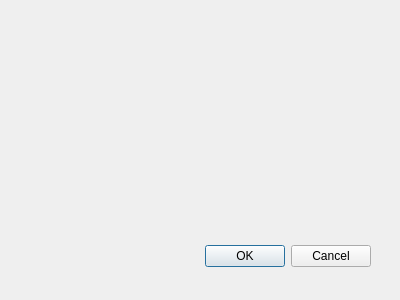
TheMoerp/external_csgo_cheat, file sources/GUI/dialog.ui: the form before one commit.
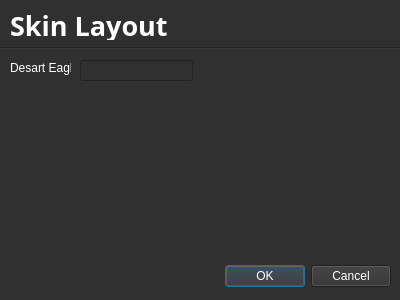
The form after the commit.

Commit message: main gui prototype ui

```diff
--- a/sources/GUI/dialog.ui
+++ b/sources/GUI/dialog.ui
@@ -15,11 +15,16 @@
   <property name="windowTitle" >
    <string>Dialog</string>
   </property>
-  <widget class="QDialogButtonBox" name="buttonBox" >
-   <property name="geometry" >
+  <property name="styleSheet">
+   <string notr="true">background-color: rgb(48, 48, 48);
+color: rgb(255, 255, 255);
+QCheckBox:rgb(255, 255, 255);</string>
+  </property>
+  <widget class="QDialogButtonBox" name="buttonBox">
+   <property name="geometry">
     <rect>
-     <x>30</x>
-     <y>240</y>
+     <x>50</x>
+     <y>260</y>
      <width>341</width>
      <height>32</height>
     </rect>
@@ -31,6 +36,63 @@
     <set>QDialogButtonBox::Cancel|QDialogButtonBox::Ok</set>
    </property>
   </widget>
+  <widget class="QLabel" name="label">
+   <property name="geometry">
+    <rect>
+     <x>10</x>
+     <y>10</y>
+     <width>181</width>
+     <height>31</height>
+    </rect>
+   </property>
+   <property name="font">
+    <font>
+     <family>Microsoft PhagsPa</family>
+     <pointsize>20</pointsize>
+     <weight>75</weight>
+     <bold>true</bold>
+    </font>
+   </property>
+   <property name="text">
+    <string>Skin Layout</string>
+   </property>
+  </widget>
+  <widget class="Line" name="line">
+   <property name="geometry">
+    <rect>
+     <x>0</x>
+     <y>40</y>
+     <width>401</width>
+     <height>16</height>
+    </rect>
+   </property>
+   <property name="orientation">
+    <enum>Qt::Horizontal</enum>
+   </property>
+  </widget>
+  <widget class="QLineEdit" name="lineEdit">
+   <property name="geometry">
+    <rect>
+     <x>80</x>
+     <y>60</y>
+     <width>113</width>
+     <height>21</height>
+    </rect>
+   </property>
+  </widget>
+  <widget class="QLabel" name="label_2">
+   <property name="geometry">
+    <rect>
+     <x>10</x>
+     <y>60</y>
+     <width>61</width>
+     <height>16</height>
+    </rect>
+   </property>
+   <property name="text">
+    <string>Desart Eagle</string>
+   </property>
+  </widget>
  </widget>
  <pixmapfunction></pixmapfunction>
  <resources/>
```
Left out of the diff: 26 changed lines with no effect on the pictures. The commit also changes 2 other files.
